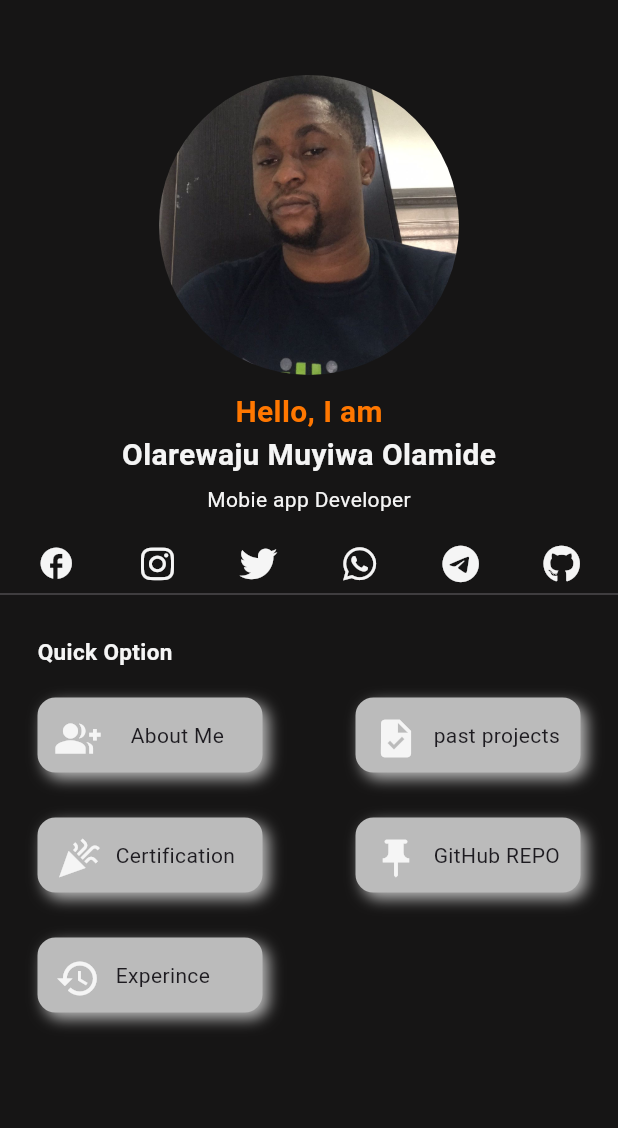
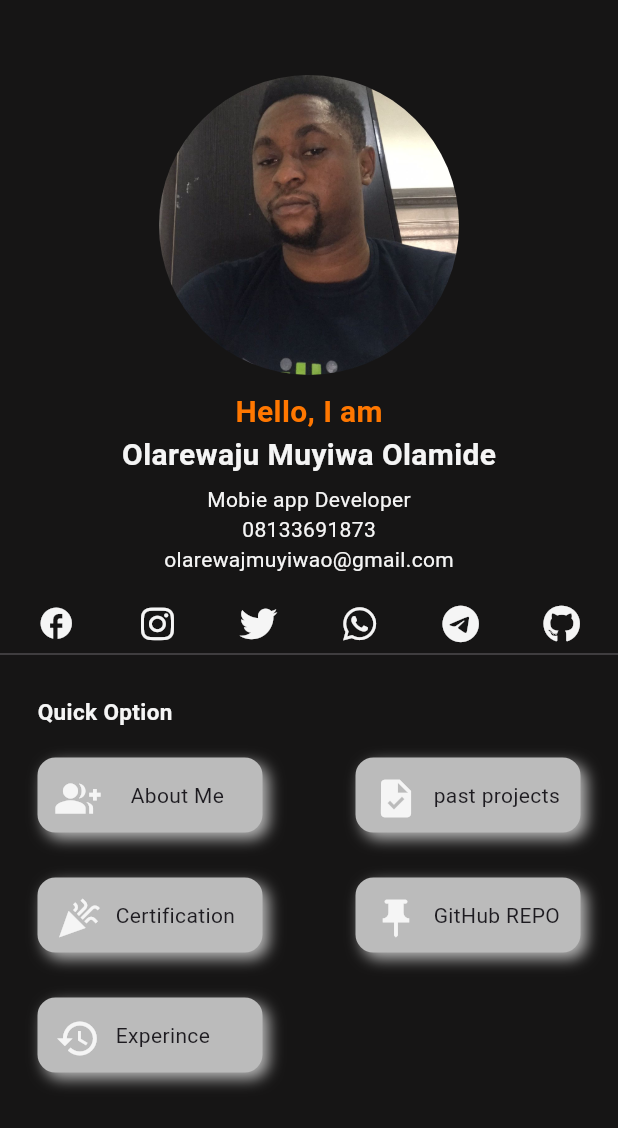
Before and after one commit to oriademuyi/myportfolio_CV, a Flutter app: the homePage screen opened by its route, on a phone screen of 412 x 824 dp. Shown: the top 1128 px of the screen. Run offline on Flutter 3.47's test engine with Material 2 defaults, Android fonts, the phone set to English and light mode, and no system bars; our stand-ins replace dio, flutter_riverpod, font_awesome_flutter, get, go_router, page_transition.

```diff
--- a/lib/Presentation/Screen/home.dart
+++ b/lib/Presentation/Screen/home.dart
@@ -16,7 +16,8 @@ class _homePageState extends State<homePage> {
     return Scaffold(
       backgroundColor: colorabackgrout,
       // appBar: AppBar(),
-      body: Column(
+      body: ListView(children: [
+        Column(
           children: [
             SizedBox(
               height: 50,
@@ -40,7 +41,9 @@ class _homePageState extends State<homePage> {
             Text(
               "Hello, I am",
               style: TextStyle(
-                color: coloraccent, fontSize: 20, fontWeight: FontWeight.bold),
+                  color: coloraccent,
+                  fontSize: 20,
+                  fontWeight: FontWeight.bold),
             ),
             Text(
               "Olarewaju Muyiwa Olamide",
@@ -52,6 +55,14 @@ class _homePageState extends State<homePage> {
             ),
             Text(
               "Mobie app Developer",
+              style: TextStyle(color: colorwhite),
+            ),
+            Text(
+              "08133691873",
+              style: TextStyle(color: colorwhite),
+            ),
+            Text(
+              "olarewajmuyiwao@gmail.com",
               style: TextStyle(color: colorwhite),
             ),
             SizedBox(
@@ -106,6 +117,7 @@ class _homePageState extends State<homePage> {
             quickOption()
           ],
         ),
+      ]),
     );
   }
 }
```
Lines whose indentation alone changed are shown as unchanged.
